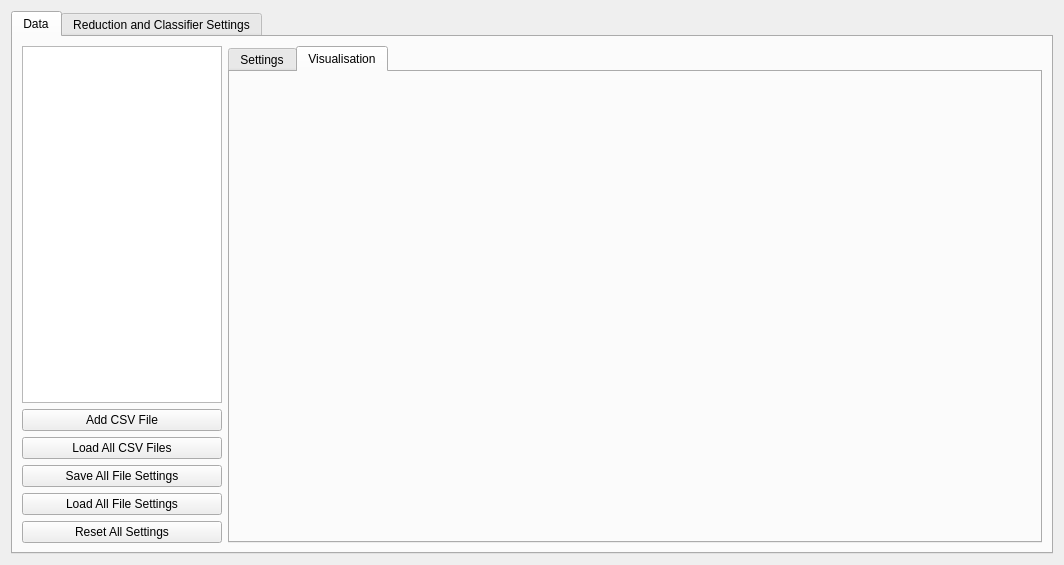
First picture: the form in menu.ui, repository HaydnG/dimensionality-reduction-ui, before the edit.
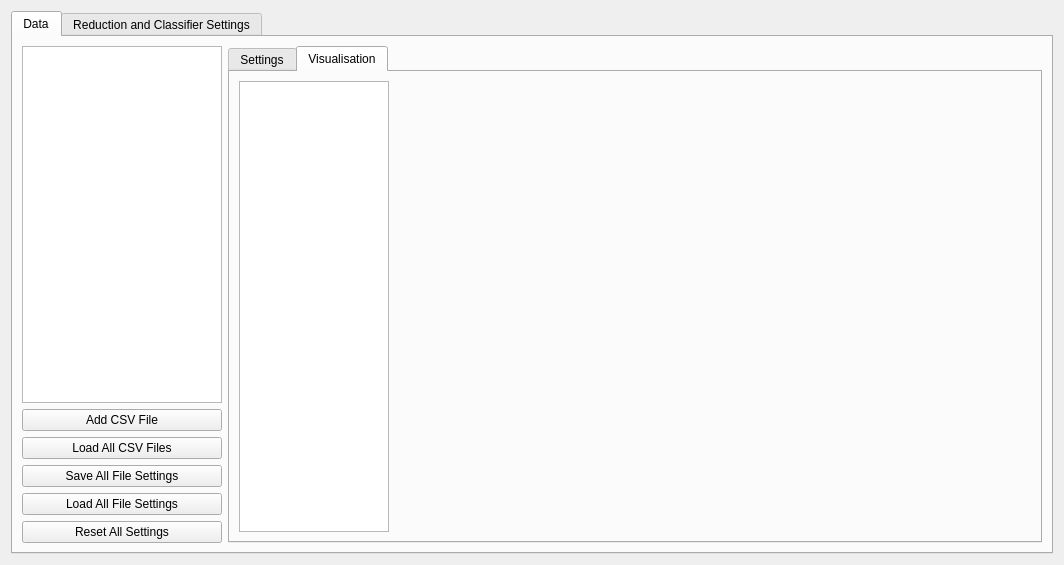
Second picture: the form after the edit. The open tabs and pages were chosen to show the change.

Diff of the .ui file:
```diff
--- a/menu.ui
+++ b/menu.ui
@@ -225,10 +225,20 @@
           <attribute name="title">
            <string>Visualisation</string>
           </attribute>
-          <layout class="QVBoxLayout" name="verticalLayout_4">
-           <item>
+          <layout class="QGridLayout" name="gridLayout_8">
+           <item row="0" column="1">
             <widget class="QWidget" name="content_plot" native="true"/>
            </item>
+           <item row="0" column="0">
+            <widget class="QListWidget" name="graphList">
+             <property name="maximumSize">
+              <size>
+               <width>150</width>
+               <height>16777215</height>
+              </size>
+             </property>
+            </widget>
+           </item>
           </layout>
          </widget>
         </widget>
```
